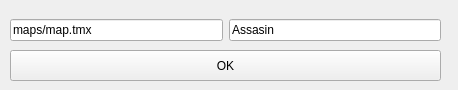
Before: the Qt Designer form src/CMainWindow.ui in lisu188/fall-of-nouraajd, drawn with Qt 5.
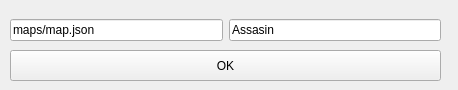
After: the same form once the commit is applied.

Commit message: maps are now json

Diff of the .ui file:
```diff
--- a/src/CMainWindow.ui
+++ b/src/CMainWindow.ui
@@ -27,7 +27,7 @@
      <item>
       <widget class="QLineEdit" name="mapType">
        <property name="text">
-        <string>maps/map.tmx</string>
+        <string>maps/map.json</string>
        </property>
       </widget>
      </item>
```
The commit also changes 89 other files.
